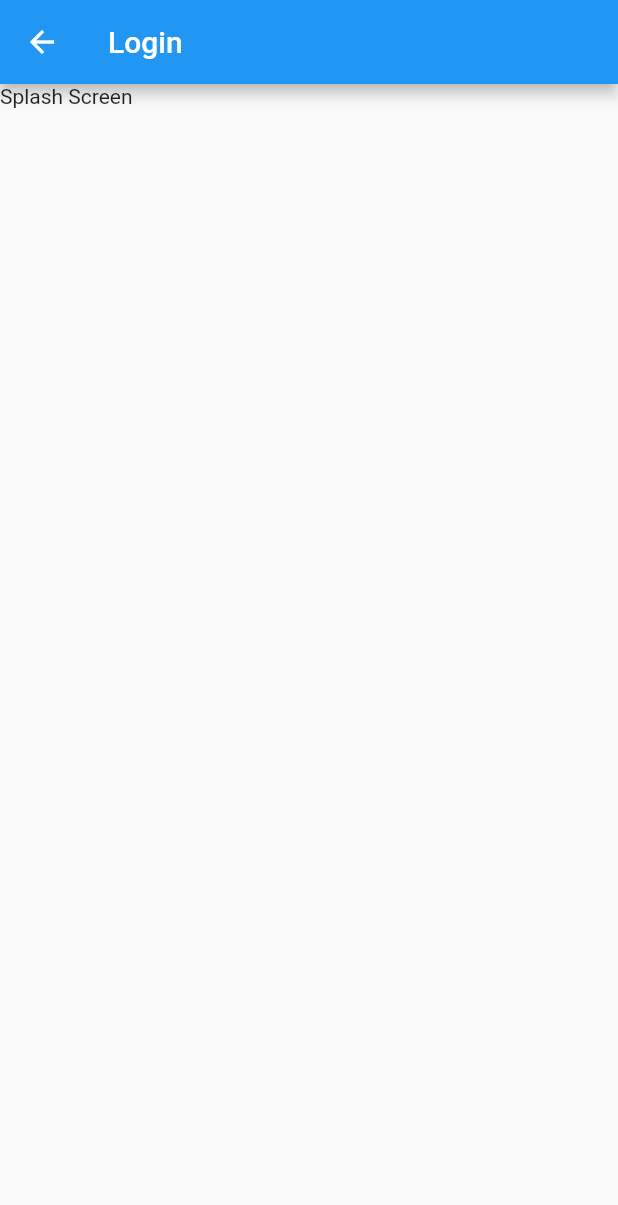
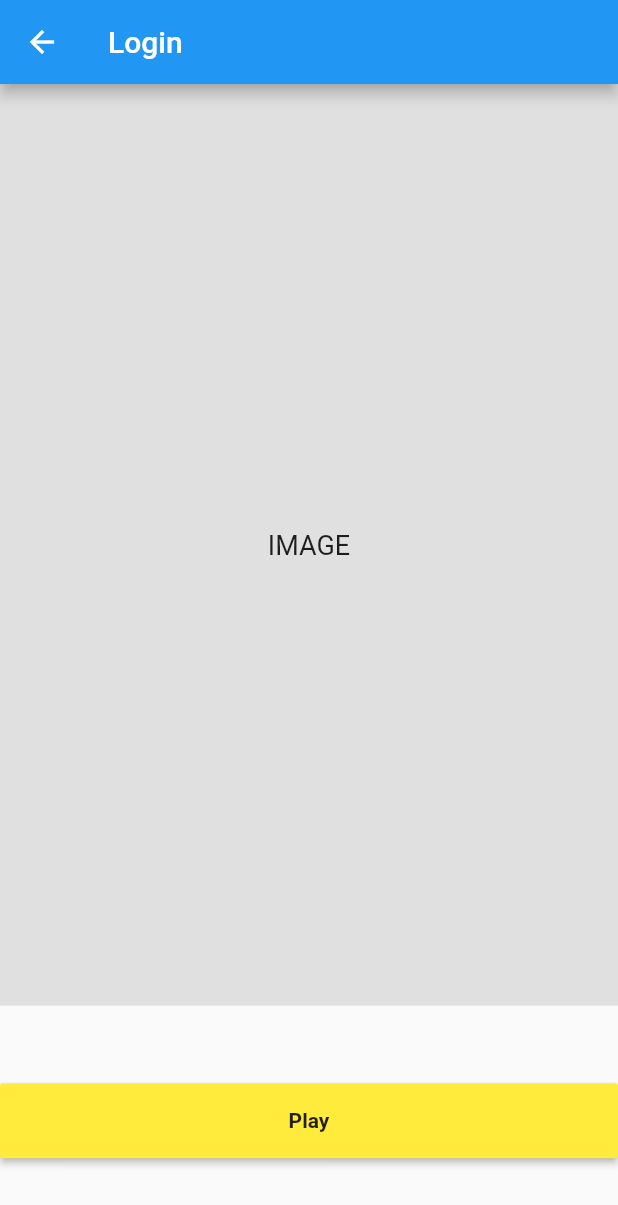
Before and after one commit to Brian1011/flutter_basic_login, a Flutter app: the LoginScreen screen opened directly, on a phone screen of 412 x 824 dp. Shown: the top 1205 px of the screen. Run offline on Flutter 3.47's test engine with Material 2 defaults, Android fonts, the phone set to English and light mode, and no system bars.

Commit message:
add packages

```diff
--- a/lib/login_screen.dart
+++ b/lib/login_screen.dart
@@ -11,12 +11,42 @@ class _LoginScreenState extends State<LoginScreen> {
   @override
   Widget build(BuildContext context) {
     return Scaffold(
-      appBar: AppBar(
-        title: const Text("Login"),
-      ),
-      body: Container(
-        child: const Text("Splash Screen"),
-      ),
-    );
+        appBar: AppBar(
+          title: const Text("Login"),
+        ),
+        body: Column(
+          children: [
+            Expanded(
+              flex: 8,
+              child: Container(
+                width: double.infinity,
+                color: Colors.grey[300],
+                child: const Center(
+                    child: Text(
+                  "IMAGE",
+                  style: TextStyle(fontSize: 18),
+                )),
+              ),
+            ),
+            Expanded(
+                flex: 2,
+                child: Center(
+                  child: MaterialButton(
+                    minWidth: double.infinity,
+                    height: 50,
+                    color: Colors.yellow[500],
+                    onPressed: () {
+                      Navigator.of(context).pushNamed('/mainMenu');
+                    },
+                    child: const Text(
+                      "Play",
+                      style: TextStyle(
+                        fontWeight: FontWeight.bold,
+                      ),
+                    ),
+                  ),
+                ))
+          ],
+        ));
   }
 }
--- a/pubspec.yaml
+++ b/pubspec.yaml
@@ -34,6 +34,8 @@ dependencies:
   # The following adds the Cupertino Icons font to your application.
   # Use with the CupertinoIcons class for iOS style icons.
   cupertino_icons: ^1.0.2
+  dio: ^4.0.6
+  shared_preferences: ^2.0.15
 
 dev_dependencies:
   flutter_test:
```
Also changed, not shown: lib/main.dart (+8 -86 lines), pubspec.lock.
